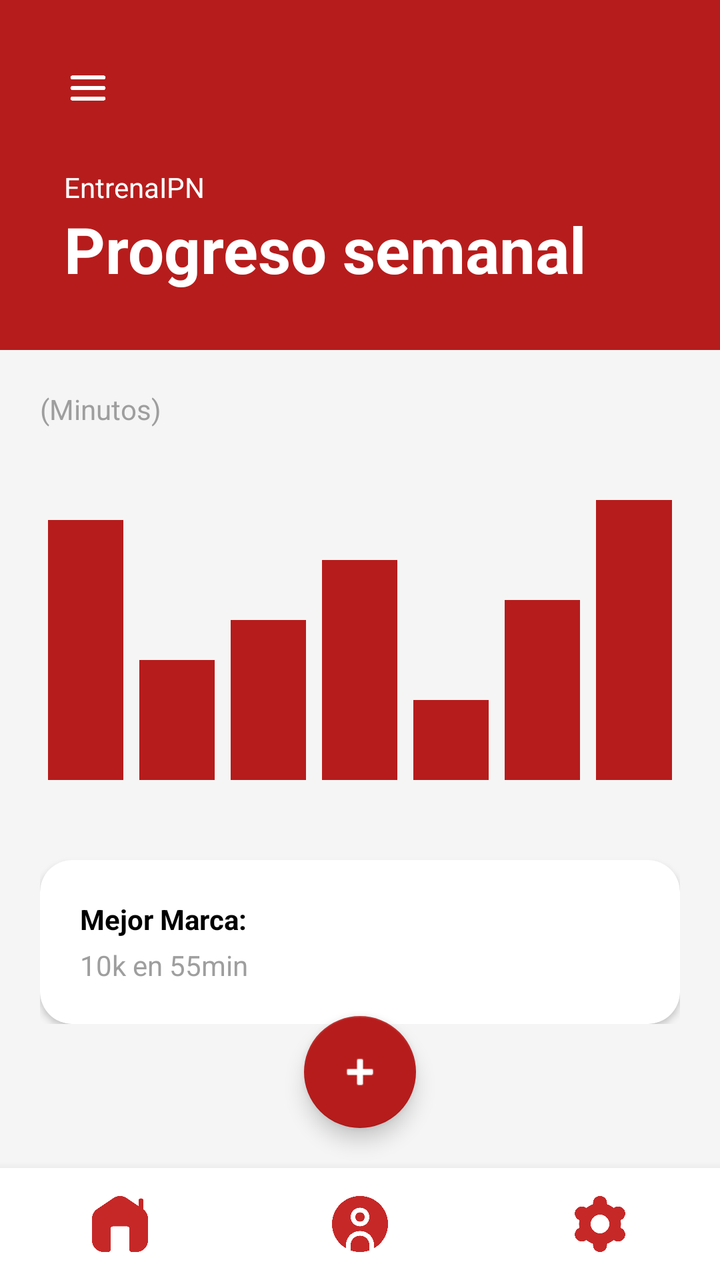
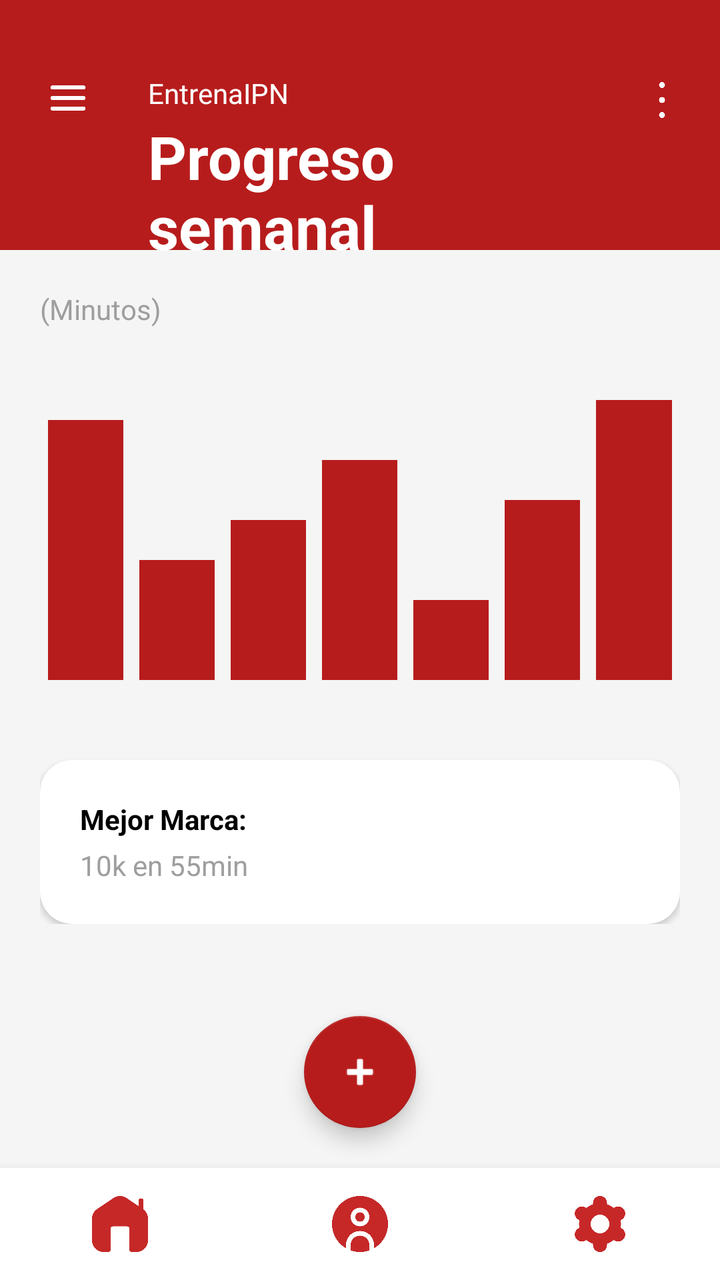

Screens rendered from an Android XML layout before and after an edit, with the pre-edit source and the edit as a unified diff.
<!-- AndroidManifest.xml: application theme Theme.ActivaESCOM -->
<!-- res/layout/activity_progreso.xml -->
<?xml version="1.0" encoding="utf-8"?>
<androidx.drawerlayout.widget.DrawerLayout xmlns:android="http://schemas.android.com/apk/res/android"
    xmlns:app="http://schemas.android.com/apk/res-auto"
    android:id="@+id/drawerLayout"
    android:layout_width="match_parent"
    android:layout_height="match_parent">

    <androidx.constraintlayout.widget.ConstraintLayout
        android:layout_width="match_parent"
        android:layout_height="match_parent"
        android:background="@color/gray_background">

        
        <View
            android:id="@+id/header_bg"
            android:layout_width="match_parent"
            android:layout_height="175dp"
            android:background="@color/red_900"
            app:layout_constraintTop_toTopOf="parent"
            app:layout_constraintStart_toStartOf="parent"
            app:layout_constraintEnd_toEndOf="parent" />

        <ImageButton
            android:id="@+id/btnHamburguesa"
            android:layout_width="48dp"
            android:layout_height="48dp"
            android:src="@drawable/navigation"
            android:background="@android:color/transparent"
            android:scaleType="fitCenter"
            android:padding="8dp"
            android:layout_marginStart="20dp"
            android:layout_marginTop="20dp"
            app:layout_constraintTop_toTopOf="parent"
            app:layout_constraintStart_toStartOf="parent" />

        
        <TextView
            android:id="@+id/tv_appname"
            android:layout_width="wrap_content"
            android:layout_height="wrap_content"
            android:text="EntrenaIPN"
            android:textColor="@color/white"
            android:textSize="14sp"
            android:layout_marginStart="32dp"
            android:layout_marginTop="16dp"
            app:layout_constraintStart_toStartOf="parent"
            app:layout_constraintTop_toBottomOf="@id/btnHamburguesa" />

        <TextView
            android:id="@+id/tv_screen_title"
            android:layout_width="wrap_content"
            android:layout_height="wrap_content"
            android:text="Progreso semanal"
            android:textColor="@color/white"
            android:textSize="32sp"
            android:textStyle="bold"
            android:layout_marginStart="32dp"
            app:layout_constraintStart_toStartOf="parent"
            app:layout_constraintTop_toBottomOf="@id/tv_appname" />

        <ScrollView
            android:id="@+id/scrollContent"
            android:layout_width="match_parent"
            android:layout_height="0dp"
            app:layout_constraintTop_toBottomOf="@id/header_bg"
            app:layout_constraintBottom_toTopOf="@id/bottomNavBar"
            app:layout_constraintStart_toStartOf="parent"
            app:layout_constraintEnd_toEndOf="parent">

            <LinearLayout
                android:layout_width="match_parent"
                android:layout_height="wrap_content"
                android:orientation="vertical"
                android:padding="20dp">

                <TextView
                    android:id="@+id/tvSubtitle"
                    android:layout_width="wrap_content"
                    android:layout_height="wrap_content"
                    android:text="(Minutos)"
                    android:textColor="@color/text_gray"
                    android:layout_marginBottom="20dp" />

                <LinearLayout
                    android:id="@+id/chartContainer"
                    android:layout_width="match_parent"
                    android:layout_height="150dp"
                    android:orientation="horizontal"
                    android:gravity="bottom"
                    android:layout_marginTop="10dp"
                    android:layout_marginBottom="20dp">

                    <View android:layout_width="0dp" android:layout_height="130dp" android:layout_weight="1" android:layout_margin="4dp" android:background="@color/red_900" />
                    <View android:layout_width="0dp" android:layout_height="60dp"  android:layout_weight="1" android:layout_margin="4dp" android:background="@color/red_900" />
                    <View android:layout_width="0dp" android:layout_height="80dp"  android:layout_weight="1" android:layout_margin="4dp" android:background="@color/red_900" />
                    <View android:layout_width="0dp" android:layout_height="110dp" android:layout_weight="1" android:layout_margin="4dp" android:background="@color/red_900" />
                    <View android:layout_width="0dp" android:layout_height="40dp"  android:layout_weight="1" android:layout_margin="4dp" android:background="@color/red_900" />
                    <View android:layout_width="0dp" android:layout_height="90dp"  android:layout_weight="1" android:layout_margin="4dp" android:background="@color/red_900" />
                    <View android:layout_width="0dp" android:layout_height="140dp" android:layout_weight="1" android:layout_margin="4dp" android:background="@color/red_900" />
                </LinearLayout>

                <androidx.cardview.widget.CardView
                    android:id="@+id/cardBestMark"
                    android:layout_width="match_parent"
                    android:layout_height="wrap_content"
                    app:cardCornerRadius="16dp"
                    app:cardElevation="2dp"
                    android:layout_marginTop="16dp">

                    <LinearLayout
                        android:layout_width="match_parent"
                        android:layout_height="wrap_content"
                        android:orientation="vertical"
                        android:padding="20dp">

                        <TextView
                            android:layout_width="wrap_content"
                            android:layout_height="wrap_content"
                            android:text="Mejor Marca:"
                            android:textStyle="bold"
                            android:textColor="@color/black" />

                        
                        <TextView
                            android:layout_width="wrap_content"
                            android:layout_height="wrap_content"
                            android:text="10k en 55min"
                            android:textColor="@color/text_gray"
                            android:layout_marginTop="4dp" />
                    </LinearLayout>
                </androidx.cardview.widget.CardView>

            </LinearLayout>
        </ScrollView>

        <include
            android:id="@+id/bottomNavBar"
            layout="@layout/bottom_navigation"
            android:layout_width="match_parent"
            android:layout_height="56dp"
            app:layout_constraintBottom_toBottomOf="parent"
            app:layout_constraintStart_toStartOf="parent"
            app:layout_constraintEnd_toEndOf="parent" />

        <com.google.android.material.floatingactionbutton.FloatingActionButton
            android:layout_width="wrap_content"
            android:layout_height="wrap_content"
            android:src="@android:drawable/ic_input_add"
            app:backgroundTint="@color/red_900"
            app:tint="@color/white"
            app:layout_constraintBottom_toTopOf="@id/bottomNavBar"
            app:layout_constraintStart_toStartOf="parent"
            app:layout_constraintEnd_toEndOf="parent"
            android:layout_marginBottom="20dp" />

    </androidx.constraintlayout.widget.ConstraintLayout>

    
    <com.google.android.material.navigation.NavigationView
        android:id="@+id/navigationView"
        android:layout_width="wrap_content"
        android:layout_height="match_parent"
        android:layout_gravity="start"
        android:background="@color/white"
        app:headerLayout="@layout/nav_header"
        app:menu="@menu/nav_menu" />

</androidx.drawerlayout.widget.DrawerLayout>
<!-- res/layout/bottom_navigation.xml (included above) -->
<?xml version="1.0" encoding="utf-8"?>
<LinearLayout xmlns:android="http://schemas.android.com/apk/res/android"
    android:id="@+id/bottomNavBar"
    android:layout_width="match_parent"
    android:layout_height="56dp"
    android:orientation="horizontal"
    android:background="@color/white"
    android:elevation="8dp">

    <ImageButton
        android:id="@+id/navInicio"
        android:layout_width="0dp"
        android:layout_height="match_parent"
        android:layout_weight="1"
        android:src="@drawable/home"
        android:background="?attr/selectableItemBackgroundBorderless"
        android:scaleType="fitCenter"
        android:padding="14dp"
        android:tint="@color/red_1" />

    <ImageButton
        android:id="@+id/navPerfil"
        android:layout_width="0dp"
        android:layout_height="match_parent"
        android:layout_weight="1"
        android:src="@drawable/profile"
        android:background="?attr/selectableItemBackgroundBorderless"
        android:scaleType="fitCenter"
        android:padding="14dp"
        android:tint="@color/red_1"/>

    <ImageButton
        android:id="@+id/navConfig"
        android:layout_width="0dp"
        android:layout_height="match_parent"
        android:layout_weight="1"
        android:src="@drawable/settings"
        android:background="?attr/selectableItemBackgroundBorderless"
        android:scaleType="fitCenter"
        android:padding="14dp"
        android:tint="@color/red_1"/>
</LinearLayout>
<!-- res/layout/nav_header.xml (included above) -->
<?xml version="1.0" encoding="utf-8"?>
<LinearLayout xmlns:android="http://schemas.android.com/apk/res/android"
    android:layout_width="match_parent"
    android:layout_height="match_parent"
    android:orientation="vertical"
    android:background="@color/white">

    <LinearLayout
        android:layout_width="311dp"
        android:layout_height="175dp"
        android:background="@color/red_900"
        android:gravity="bottom"
        android:orientation="vertical"
        android:padding="25dp">

        <ImageView
            android:layout_width="60dp"
            android:layout_height="60dp"
            android:src="@drawable/logo_ipn"
            android:tint="@color/white" />

        <TextView
            android:layout_width="wrap_content"
            android:layout_height="wrap_content"
            android:layout_marginTop="14dp"
            android:text="EntrenaIPN"
            android:textColor="@color/white"
            android:textSize="20sp"
            android:textStyle="bold" />

        <TextView
            android:layout_width="wrap_content"
            android:layout_height="wrap_content"
            android:text="ESCOM - ISC"
            android:textColor="@color/red_300"
            android:textSize="14sp" />
    </LinearLayout>

    <LinearLayout
        android:layout_width="310dp"
        android:layout_height="wrap_content"
        android:orientation="vertical"
        android:paddingTop="15dp">

        <TextView
            android:id="@+id/menu_actividad"
            android:layout_width="match_parent"
            android:layout_height="wrap_content"
            android:background="?attr/selectableItemBackground"
            android:clickable="true"
            android:focusable="true"
            android:padding="16dp"
            android:text="🏠  Inicio"
            android:textColor="@color/black"
            android:textSize="16sp" />

        <TextView
            android:id="@+id/menu_progreso"
            android:layout_width="match_parent"
            android:layout_height="wrap_content"
            android:background="?attr/selectableItemBackground"
            android:clickable="true"
            android:focusable="true"
            android:padding="16dp"
            android:text="📈  Progreso semanal"
            android:textColor="@color/black"
            android:textSize="16sp" />

        <LinearLayout
            android:id="@+id/menu_nuevo_container"
            android:layout_width="match_parent"
            android:layout_height="wrap_content"
            android:orientation="vertical">

            <LinearLayout
                android:id="@+id/menu_nuevo_header"
                android:layout_width="match_parent"
                android:layout_height="wrap_content"
                android:background="?attr/selectableItemBackground"
                android:clickable="true"
                android:focusable="true"
                android:orientation="horizontal"
                android:paddingStart="16dp"
                android:paddingEnd="16dp"
                android:paddingTop="16dp"
                android:paddingBottom="16dp"
                android:gravity="center_vertical">

                <TextView
                    android:id="@+id/menu_nuevo_label"
                    android:layout_width="0dp"
                    android:layout_height="wrap_content"
                    android:layout_weight="1"
                    android:text="💪  Entrenamientos"
                    android:textColor="@color/black"
                    android:textSize="16sp" />

                <ImageView
                    android:id="@+id/menu_nuevo_arrow"
                    android:layout_width="20dp"
                    android:layout_height="20dp"
                    android:src="@drawable/opciones_entrenamientos"
                    android:rotation="0"
                    android:tint="@color/gray_text"
                    android:layout_marginEnd="25dp"/>

            </LinearLayout>

            <LinearLayout
                android:id="@+id/menu_nuevo_submenu"
                android:layout_width="match_parent"
                android:layout_height="wrap_content"
                android:orientation="vertical"
                android:paddingStart="16dp"
                android:visibility="gone">

                <TextView
                    android:id="@+id/menu_config_nuevo_entrenamiento"
                    android:layout_width="match_parent"
                    android:layout_height="wrap_content"
                    android:background="?attr/selectableItemBackground"
                    android:clickable="true"
                    android:focusable="true"
                    android:padding="12dp"
                    android:text="📝  Configurar entrenamiento"
                    android:textColor="@color/black"
                    android:textSize="15sp" />

                <TextView
                    android:id="@+id/menu_ejercicio_carrera"
                    android:layout_width="match_parent"
                    android:layout_height="wrap_content"
                    android:background="?attr/selectableItemBackground"
                    android:clickable="true"
                    android:focusable="true"
                    android:padding="12dp"
                    android:text="🏃  Carrera"
                    android:textColor="@color/black"
                    android:textSize="15sp" />

                <TextView
                    android:id="@+id/menu_ejercicio_caminata"
                    android:layout_width="match_parent"
                    android:layout_height="wrap_content"
                    android:background="?attr/selectableItemBackground"
                    android:clickable="true"
                    android:focusable="true"
                    android:padding="12dp"
                    android:text="🚶  Caminata"
                    android:textColor="@color/black"
                    android:textSize="15sp" />

                <TextView
                    android:id="@+id/menu_ejercicio_bicicleta"
                    android:layout_width="match_parent"
                    android:layout_height="wrap_content"
                    android:background="?attr/selectableItemBackground"
                    android:clickable="true"
                    android:focusable="true"
                    android:padding="12dp"
                    android:text="🚴  Bicicleta"
                    android:textColor="@color/black"
                    android:textSize="15sp" />

                <TextView
                    android:id="@+id/menu_ejercicio_fuerza"
                    android:layout_width="match_parent"
                    android:layout_height="wrap_content"
                    android:background="?attr/selectableItemBackground"
                    android:clickable="true"
                    android:focusable="true"
                    android:padding="12dp"
                    android:text="🏋️  Fuerza"
                    android:textColor="@color/black"
                    android:textSize="15sp" />

                <TextView
                    android:id="@+id/menu_ejercicio_yoga"
                    android:layout_width="match_parent"
                    android:layout_height="wrap_content"
                    android:background="?attr/selectableItemBackground"
                    android:clickable="true"
                    android:focusable="true"
                    android:padding="12dp"
                    android:text="🧘  Yoga"
                    android:textColor="@color/black"
                    android:textSize="15sp" />

                <TextView
                    android:id="@+id/menu_ejercicio_natacion"
                    android:layout_width="match_parent"
                    android:layout_height="wrap_content"
                    android:background="?attr/selectableItemBackground"
                    android:clickable="true"
                    android:focusable="true"
                    android:padding="12dp"
                    android:text="🏊  Natación"
                    android:textColor="@color/black"
                    android:textSize="15sp" />

            </LinearLayout>

        </LinearLayout>

        <TextView
            android:id="@+id/menu_config"
            android:layout_width="match_parent"
            android:layout_height="wrap_content"
            android:background="?attr/selectableItemBackground"
            android:clickable="true"
            android:focusable="true"
            android:padding="16dp"
            android:text="⚙️  Configuración"
            android:textColor="@color/black"
            android:textSize="16sp" />

        <View
            android:layout_width="match_parent"
            android:layout_height="1dp"
            android:layout_marginHorizontal="16dp"
            android:layout_marginTop="8dp"
            android:background="@color/gray_light" />

        <TextView
            android:id="@+id/menu_logout"
            android:layout_width="match_parent"
            android:layout_height="wrap_content"
            android:background="?attr/selectableItemBackground"
            android:clickable="true"
            android:focusable="true"
            android:padding="16dp"
            android:text="🚪  Cerrar sesión"
            android:textColor="@color/red_900"
            android:textSize="16sp" />
    </LinearLayout>
</LinearLayout>
<!-- resources referenced by this layout -->
<resources>
  <color name="black">#FF000000</color>
  <color name="gray_background">#F5F5F5</color>
  <color name="gray_light">#E0E0E0</color>
  <color name="gray_text">#9E9E9E</color>
  <color name="red_1">#C62828</color>
  <color name="red_300">#EF9A9A</color>
  <color name="red_900">#B71C1C</color>
  <color name="text_gray">#9E9E9E</color>
  <color name="white">#FFFFFFFF</color>
  <!-- drawable home: png bitmap (drawable, 8137 bytes) -->
  <!-- drawable logo_ipn: png bitmap (drawable, 799627 bytes) -->
  <!-- drawable navigation: png bitmap (drawable, 8970 bytes) -->
  <!-- drawable opciones_entrenamientos: png bitmap (drawable, 3444 bytes) -->
  <!-- drawable profile: png bitmap (drawable, 16040 bytes) -->
  <!-- drawable settings: png bitmap (drawable, 12454 bytes) -->
  <style name="Theme.ActivaESCOM" parent="Base.Theme.ActivaESCOM">
      </style>
  <style name="Base.Theme.ActivaESCOM" parent="Theme.MaterialComponents.DayNight.NoActionBar">
      </style>
</resources>

<!-- the commit's change to res/layout/activity_progreso.xml (unified diff, before → after) -->
@@ -14,7 +14,7 @@
         <View
             android:id="@+id/header_bg"
             android:layout_width="match_parent"
-            android:layout_height="175dp"
+            android:layout_height="125dp"
             android:background="@color/red_900"
             app:layout_constraintTop_toTopOf="parent"
             app:layout_constraintStart_toStartOf="parent"
@@ -28,35 +28,54 @@
             android:background="@android:color/transparent"
             android:scaleType="fitCenter"
             android:padding="8dp"
-            android:layout_marginStart="20dp"
-            android:layout_marginTop="20dp"
+            android:layout_marginStart="10dp"
+            android:layout_marginTop="25dp"
             app:layout_constraintTop_toTopOf="parent"
-            app:layout_constraintStart_toStartOf="parent" />
+            app:layout_constraintStart_toStartOf="parent"/>
+
+        <ImageButton
+            android:id="@+id/btnMasOpciones"
+            android:layout_width="38dp"
+            android:layout_height="38dp"
+            android:src="@drawable/opciones"
+            android:background="?attr/selectableItemBackgroundBorderless"
+            android:scaleType="fitCenter"
+            android:padding="10dp"
+            android:layout_marginEnd="10dp"
+            android:layout_marginTop="31dp"
+            android:tint="@color/white"
+            app:layout_constraintTop_toTopOf="parent"
+            app:layout_constraintEnd_toEndOf="parent"
+            android:clickable="true"
+            android:focusable="true"/>
 
         
         <TextView
             android:id="@+id/tv_appname"
             android:layout_width="wrap_content"
             android:layout_height="wrap_content"
+            android:layout_marginStart="16dp"
+            android:layout_marginTop="37dp"
             android:text="EntrenaIPN"
             android:textColor="@color/white"
             android:textSize="14sp"
-            android:layout_marginStart="32dp"
-            android:layout_marginTop="16dp"
-            app:layout_constraintStart_toStartOf="parent"
-            app:layout_constraintTop_toBottomOf="@id/btnHamburguesa" />
+            app:layout_constraintStart_toEndOf="@id/btnHamburguesa"
+            app:layout_constraintTop_toTopOf="parent"/>
 
         <TextView
             android:id="@+id/tv_screen_title"
-            android:layout_width="wrap_content"
-            android:layout_height="wrap_content"
+            android:layout_width="0dp"
+            android:layout_height="wrap_content"
+            android:layout_marginStart="16dp"
+            android:layout_marginTop="2dp"
+            android:layout_marginEnd="16dp"
             android:text="Progreso semanal"
             android:textColor="@color/white"
-            android:textSize="32sp"
+            android:textSize="30sp"
             android:textStyle="bold"
-            android:layout_marginStart="32dp"
-            app:layout_constraintStart_toStartOf="parent"
-            app:layout_constraintTop_toBottomOf="@id/tv_appname" />
+            app:layout_constraintStart_toEndOf="@id/btnHamburguesa"
+            app:layout_constraintEnd_toStartOf="@id/btnMasOpciones"
+            app:layout_constraintTop_toBottomOf="@id/tv_appname"/>
 
         <ScrollView
             android:id="@+id/scrollContent"
@@ -334,7 +353,7 @@
                     android:clickable="true"
                     android:focusable="true"
                     android:padding="12dp"
-                    android:text="📝  Configurar entrenamiento"
+                    android:text="📝  Nuevo entrenamiento"
                     android:textColor="@color/black"
                     android:textSize="15sp" />
 
<!-- resource entries referenced after the edit -->
@@ -12,6 +12,7 @@
   <!-- drawable home: png bitmap (drawable, 8137 bytes) -->
   <!-- drawable logo_ipn: png bitmap (drawable, 799627 bytes) -->
   <!-- drawable navigation: png bitmap (drawable, 8970 bytes) -->
+  <!-- drawable opciones: png bitmap (drawable, 5253 bytes) -->
   <!-- drawable opciones_entrenamientos: png bitmap (drawable, 3444 bytes) -->
   <!-- drawable profile: png bitmap (drawable, 16040 bytes) -->
   <!-- drawable settings: png bitmap (drawable, 12454 bytes) -->
